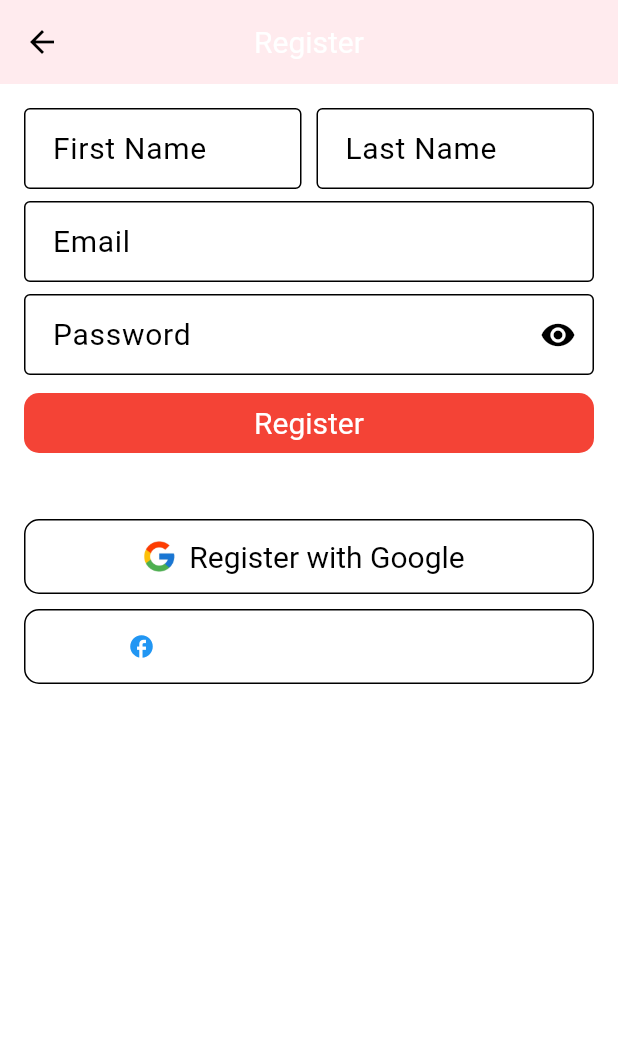
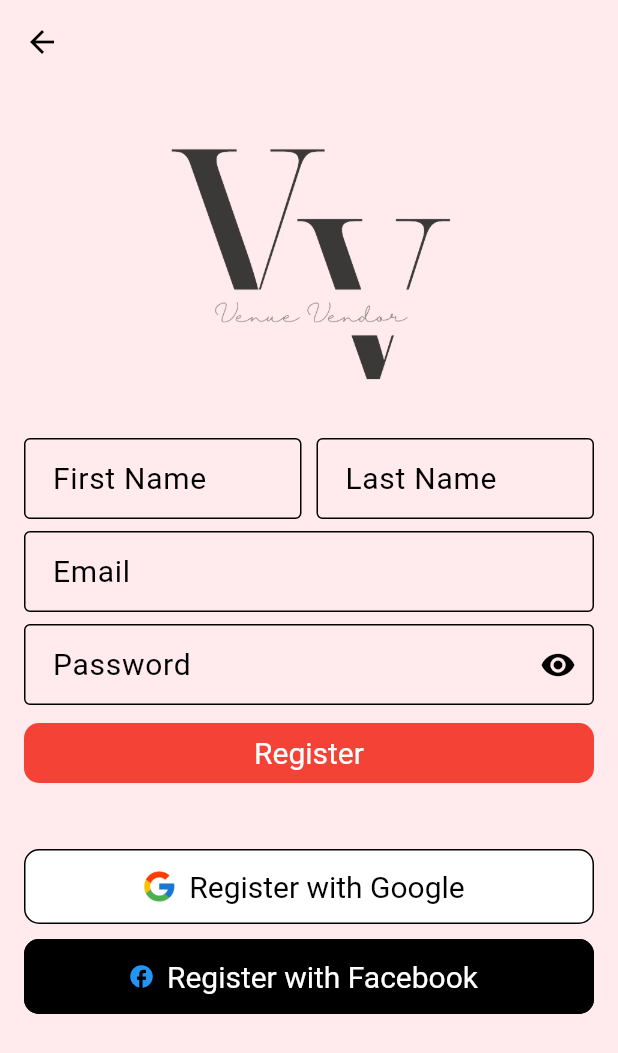
Before and after one commit to ST60002CEM/batch32b-Abhilekh0724, a Flutter app: the RegisterView screen opened directly, on a phone screen of 412 x 824 dp. Shown: the top 1053 px of the screen. Run offline on Flutter 3.47's test engine with Material 3 defaults, Android fonts, the phone set to English and light mode, and no system bars; our stand-ins replace connectivity_plus, dartz, dio, equatable, flutter_riverpod, google_sign_in and 4 more; missing offline and left inert: flutter_facebook_auth; accounts and stored records are empty; Roboto replaces fonts that are missing (Montserrat).

Commit message:
adding logo to register page

```diff
--- a/lib/features/auth/presentation/view/register_view.dart
+++ b/lib/features/auth/presentation/view/register_view.dart
@@ -50,10 +50,9 @@ class _RegisterViewState extends ConsumerState<RegisterView> {
   Widget build(BuildContext context) {
     return Scaffold(
       appBar: AppBar(
-        title: const Text('Register'),
-        centerTitle: true,
         backgroundColor: Colors.red[50],
       ),
+      backgroundColor: Colors.red[50],
       body: SafeArea(
         child: SingleChildScrollView(
           padding: const EdgeInsets.all(16),
@@ -62,6 +61,11 @@ class _RegisterViewState extends ConsumerState<RegisterView> {
             child: Column(
               crossAxisAlignment: CrossAxisAlignment.stretch,
               children: [
+            Image.asset(
+              'assets/icons/Venue.png',
+              height: 200.0,
+            ),
+            const SizedBox(height: 20),
                 Row(
                   children: [
                     Expanded(
@@ -186,7 +190,7 @@ class _RegisterViewState extends ConsumerState<RegisterView> {
                   icon: const Icon(Icons.facebook, color: Colors.blue),
                   label: const Text('Register with Facebook'),
                   style: ElevatedButton.styleFrom(
-                    backgroundColor: Colors.white,
+                    backgroundColor: Colors.black,
                     minimumSize: const Size(double.infinity, 50),
                     side: const BorderSide(color: Colors.black),
                   ),
```
